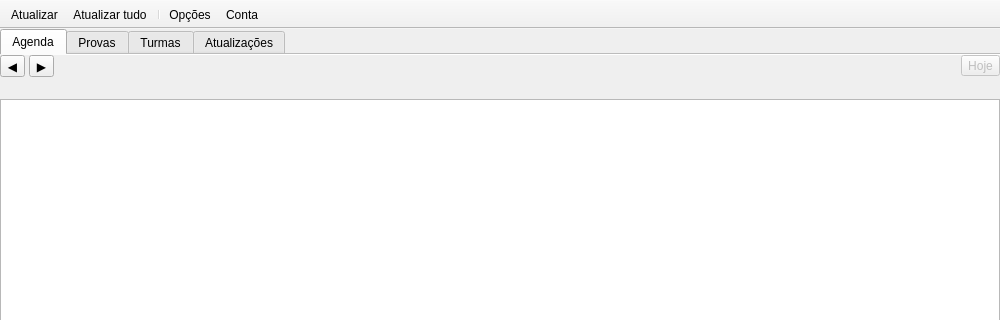
Qt form src/ui/forms/JanelaPrincipal.ui (matheus-fsc/Sigaa-Desktop-Viewer) before a commit; both pictures show x 0 to 1000 and y 0 to 320 of the 1000 by 620 pixel window.
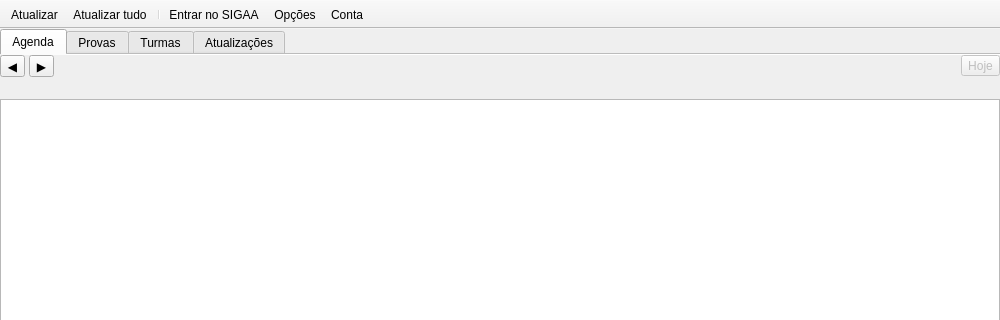
The same form after that commit. Custom widgets are drawn as their Qt base class.

Commit message: feat: botao "Entrar no SIGAA" abre o SIGAA no navegador ja autenticado

```diff
--- a/src/ui/forms/JanelaPrincipal.ui
+++ b/src/ui/forms/JanelaPrincipal.ui
@@ -738,6 +738,7 @@
    <addaction name="acAtualizar"/>
    <addaction name="acAtualizarTudo"/>
    <addaction name="separator"/>
+   <addaction name="acEntrarSigaa"/>
    <addaction name="acOpcoes"/>
    <addaction name="acConta"/>
   </widget>
@@ -765,6 +766,14 @@
     <string>Mostra todas as requisições feitas ao SIGAA, ao vivo: ritmo, repetições e o que o servidor respondeu. É onde se vê um laço antes de ele virar bloqueio de conta.</string>
    </property>
   </action>
+  <action name="acEntrarSigaa">
+   <property name="text">
+    <string>Entrar no SIGAA</string>
+   </property>
+   <property name="toolTip">
+    <string>Abre o SIGAA no navegador já com a sua conta, sem digitar a senha. O navegador faz o próprio login, numa sessão separada da do app.</string>
+   </property>
+  </action>
   <action name="acOpcoes">
    <property name="text">
     <string>Opções</string>
```
The commit also changes 12 other files.
